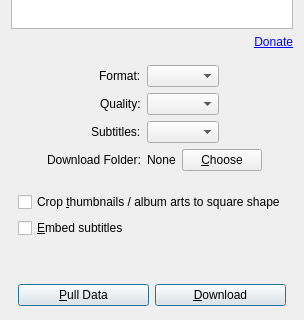
First picture: the form in src/media_downloader/ui/tab.ui, repository markop404/media-downloader, before the edit; both pictures show x 0 to 304 and y 174 to 494 of the 304 by 607 pixel window.
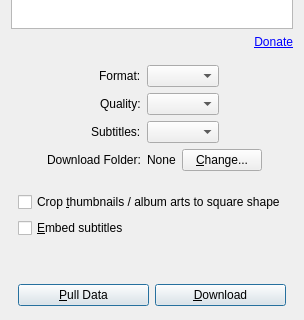
Second picture: the form after the edit. Icons and pictures are not drawn. Custom widgets are drawn as their Qt base class.

```diff
--- a/src/media_downloader/ui/tab.ui
+++ b/src/media_downloader/ui/tab.ui
@@ -147,7 +147,7 @@
           <string>Alt+C</string>
          </property>
          <property name="text">
-          <string>&amp;Choose</string>
+          <string>&amp;Change...</string>
          </property>
          <property name="icon">
           <iconset theme="folder-open"/>
```
Left out of the diff: 10 changed lines with no effect on the pictures.
